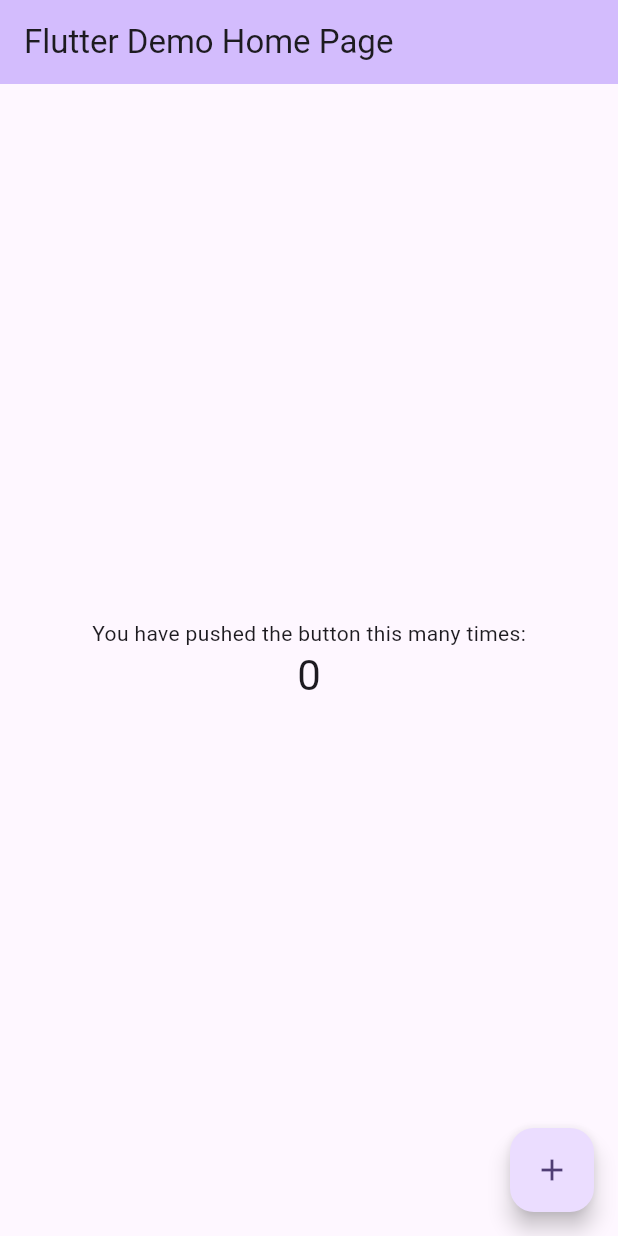
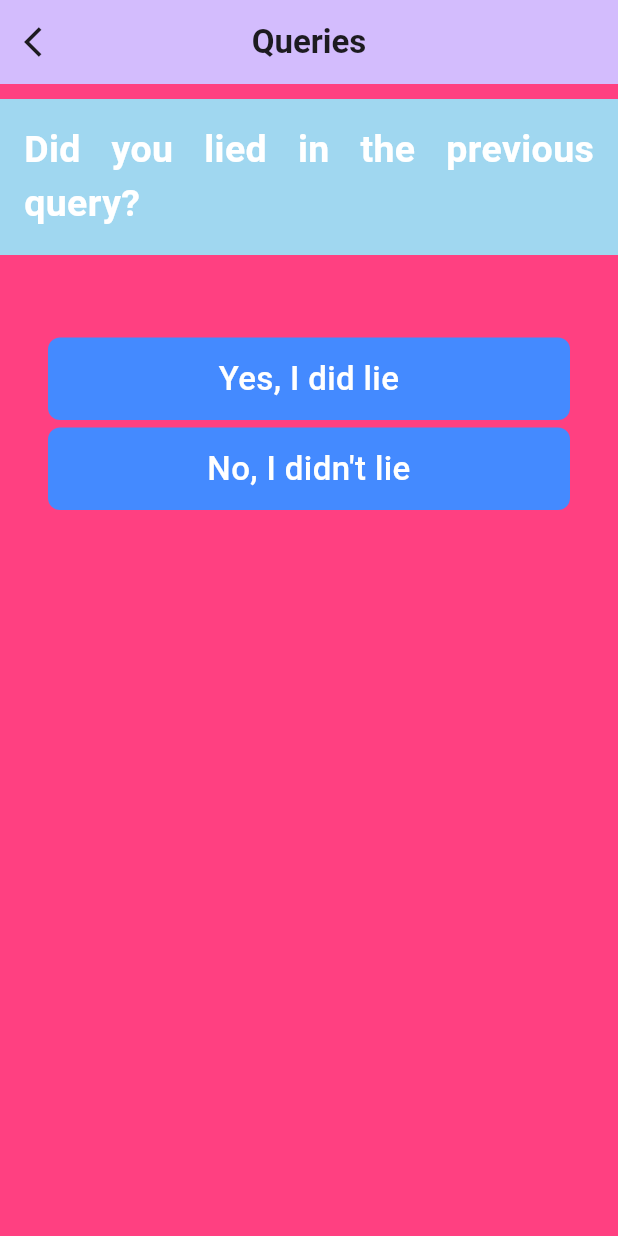
Before and after one commit to NixonTX/Personification, a Flutter app: the screen it shows after launch, on a phone screen of 412 x 824 dp. Run offline on Flutter 3.47's test engine with Material 3 defaults, Android fonts, the phone set to English and light mode, and no system bars.

Commit message:
laid the ground for query UI. And a lied or not also.

```diff
--- /dev/null
+++ b/persona/lib/QUERIES/lied_or_not.dart
@@ -0,0 +1,87 @@
+import 'package:flutter/material.dart';
+
+class LiedOrNot extends StatelessWidget {
+  const LiedOrNot({super.key});
+
+  @override
+  Widget build(BuildContext context) {
+    return Scaffold(
+      appBar: AppBar(
+        title: Text(
+          "Queries",
+          style: TextStyle(fontWeight: FontWeight.bold),
+        ),
+        centerTitle: true,
+        backgroundColor: Theme.of(context).colorScheme.inversePrimary,
+        elevation: 0,
+        leading: IconButton(
+          icon: Icon(Icons.arrow_back_ios),
+          onPressed: () {
+            // Navigator.pop(context);
+          },
+        ),
+      ),
+      backgroundColor: Colors.pinkAccent,
+      body: Padding(
+        padding: const EdgeInsets.symmetric(vertical: 0.0),
+        child: Column(
+          children: [
+            const SizedBox(height: 5),
+            // Question Container
+            Padding(
+              padding: const EdgeInsets.only(top: 5, bottom: 5),
+              child: Container(
+                width: double.infinity,
+                color: const Color.fromARGB(255, 160, 215, 240),
+                padding: const EdgeInsets.all(16.0),
+                child: Text(
+                  "Did you lied in the previous query?",
+                  style: TextStyle(
+                    fontWeight: FontWeight.bold,
+                    color: Colors.white,
+                    fontSize: 25,
+                  ),
+                  textAlign: TextAlign.justify,
+                ),
+              ),
+            ),
+            const SizedBox(height: 50),
+
+            Padding(
+              padding: const EdgeInsets.symmetric(
+                  horizontal: 32.0), // Left and right padding
+              child: Column(
+                children: [
+                  optionContainer("Yes, I did lie"),
+                  const SizedBox(height: 5),
+                  optionContainer("No, I didn't lie"),
+                ],
+              ),
+            ),
+          ],
+        ),
+      ),
+    );
+  }
+
+  //
+  Widget optionContainer(String optionText) {
+    return Container(
+      padding: const EdgeInsets.all(12.0),
+      decoration: BoxDecoration(
+        color: Colors.blueAccent,
+        borderRadius: BorderRadius.circular(8.0),
+      ),
+      width: double.infinity,
+      child: Text(
+        optionText,
+        style: TextStyle(
+          fontSize: 22,
+          color: Colors.white,
+          fontWeight: FontWeight.w500,
+        ),
+        textAlign: TextAlign.center,
+      ),
+    );
+  }
+}
--- a/persona/lib/main.dart
+++ b/persona/lib/main.dart
@@ -1,4 +1,6 @@
 import 'package:flutter/material.dart';
+import 'package:persona/QUERIES/lied_or_not.dart';
+import 'package:persona/QUERIES/q1.dart';
 
 void main() {
   runApp(const MyApp());
@@ -17,63 +19,8 @@ class MyApp extends StatelessWidget {
         colorScheme: ColorScheme.fromSeed(seedColor: Colors.deepPurple),
         useMaterial3: true,
       ),
-      home: const MyHomePage(title: 'Flutter Demo Home Page'),
+      // home: Q1()
+      home: LiedOrNot(),
     );
   }
 }
-
-class MyHomePage extends StatefulWidget {
-  const MyHomePage({super.key, required this.title});
-
-
-
-  final String title;
-
-  @override
-  State<MyHomePage> createState() => _MyHomePageState();
-}
-
-class _MyHomePageState extends State<MyHomePage> {
-  int _counter = 0;
-
-  void _incrementCounter() {
-    setState(() {
-
-      _counter++;
-    });
-  }
-
-  @override
-  Widget build(BuildContext context) {
-
-    return Scaffold(
-      appBar: AppBar(
-
-        backgroundColor: Theme.of(context).colorScheme.inversePrimary,
-
-        title: Text(widget.title),
-      ),
-      body: Center(
-
-        child: Column(
-
-          mainAxisAlignment: MainAxisAlignment.center,
-          children: <Widget>[
-            const Text(
-              'You have pushed the button this many times:',
-            ),
-            Text(
-              '$_counter',
-              style: Theme.of(context).textTheme.headlineMedium,
-            ),
-          ],
-        ),
-      ),
-      floatingActionButton: FloatingActionButton(
-        onPressed: _incrementCounter,
-        tooltip: 'Increment',
-        child: const Icon(Icons.add),
-      ), // This trailing comma makes auto-formatting nicer for build methods.
-    );
-  }
-}
```
Also changed, not shown: persona/lib/QUERIES/q1.dart (added, +125 -0 lines), persona/lib/QUERIES/q2.dart (added, +114 -0 lines).
